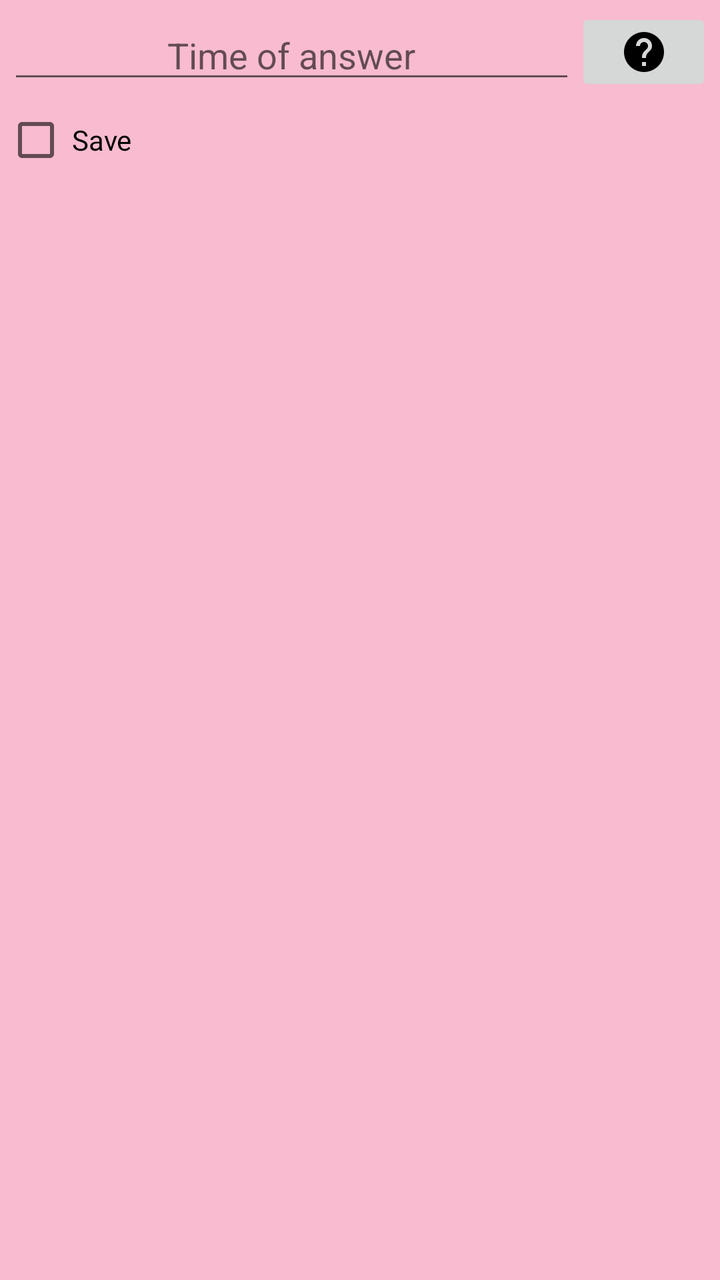
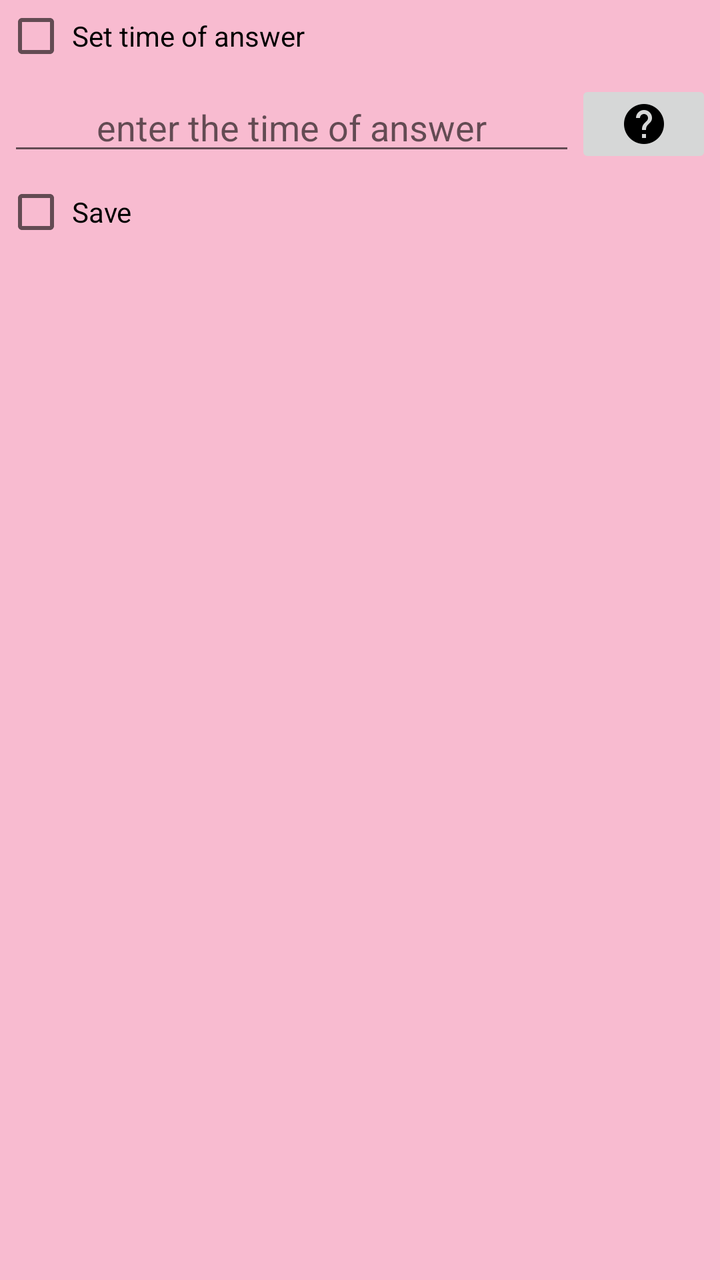

Compare the two renders of this Android layout. The source of the first and the diff that turns it into the second are given below.
<!-- AndroidManifest.xml: application theme MyMaterialTheme -->
<!-- res/layout/time_of_answer_dialog_fragment.xml -->
<?xml version="1.0" encoding="utf-8"?>
<LinearLayout xmlns:android="http://schemas.android.com/apk/res/android"
    android:orientation="vertical" android:layout_width="match_parent"
    android:layout_height="match_parent"
    >
    <LinearLayout
        android:layout_width="match_parent"
        android:layout_height="wrap_content"
        android:weightSum="15"
        android:gravity="center"
        android:layout_margin="2dp"
        android:padding="2dp">
        <EditText
            android:id="@+id/time_of_answer"
            android:layout_width="0dp"
            android:layout_height="wrap_content"
            android:layout_weight="14"
            android:gravity="center"
            android:inputType="number"
            android:hint="@string/enter_the_time_of_answer"/>

        <ImageButton
            android:id="@+id/time_of_answer_help"
            android:layout_width="wrap_content"
            android:layout_height="wrap_content"
            android:layout_weight="1"
            android:layout_gravity="center"
            android:src="@drawable/ic_help_black_24dp" />
    </LinearLayout>
    <CheckBox
        android:id="@+id/save"
        android:layout_width="wrap_content"
        android:layout_height="wrap_content"
        android:layout_margin="2dp"
        android:padding="2dp"
        android:text="@string/save"/>
</LinearLayout>
<!-- resources referenced by this layout -->
<resources>
  <!-- drawable ic_help_black_24dp: png bitmap (drawable-hdpi, 458 bytes) -->
  <string name="enter_the_time_of_answer">Time of answer</string>
  <string name="save">Save</string>
  <style name="MyMaterialTheme" parent="MyMaterialTheme.Base">
  
      </style>
  <style name="MyMaterialTheme.Base" parent="Theme.AppCompat.Light.DarkActionBar">
          <item name="windowNoTitle">true</item>
          <item name="windowActionBar">false</item>
          <item name="colorPrimary">@color/colorPrimary</item>
          <item name="colorPrimaryDark">@color/colorPrimaryDark</item>
          <item name="colorAccent">@color/colorAccent</item>
          <item name="android:windowBackground">@color/windowBackground</item>
      </style>
  <color name="colorPrimary">#EC407A</color>
  <color name="colorPrimaryDark">#AD1457</color>
  <color name="colorAccent">#EA80FC</color>
  <color name="windowBackground">#F8BBD0</color>
</resources>

<!-- the commit's change to res/layout/time_of_answer_dialog_fragment.xml (unified diff, before → after) -->
@@ -3,6 +3,13 @@
     android:orientation="vertical" android:layout_width="match_parent"
     android:layout_height="match_parent"
     >
+    <CheckBox
+        android:id="@+id/set_time_of_answer"
+        android:layout_width="wrap_content"
+        android:layout_height="wrap_content"
+        android:layout_margin="2dp"
+        android:padding="2dp"
+        android:text="@string/set_time_of_answer"/>
     <LinearLayout
         android:layout_width="match_parent"
         android:layout_height="wrap_content"
<!-- resource entries referenced after the edit -->
@@ -1,8 +1,9 @@
 <!-- resources referenced by this layout -->
 <resources>
   <!-- drawable ic_help_black_24dp: png bitmap (drawable-hdpi, 458 bytes) -->
-  <string name="enter_the_time_of_answer">Time of answer</string>
+  <string name="enter_the_time_of_answer">enter the time of answer</string>
   <string name="save">Save</string>
+  <string name="set_time_of_answer">Set time of answer</string>
   <style name="MyMaterialTheme" parent="MyMaterialTheme.Base">
   
       </style>
